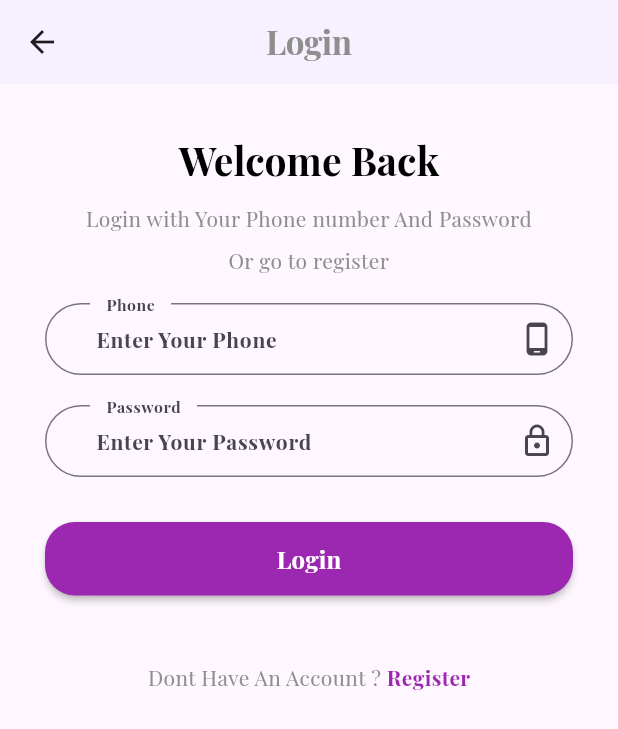
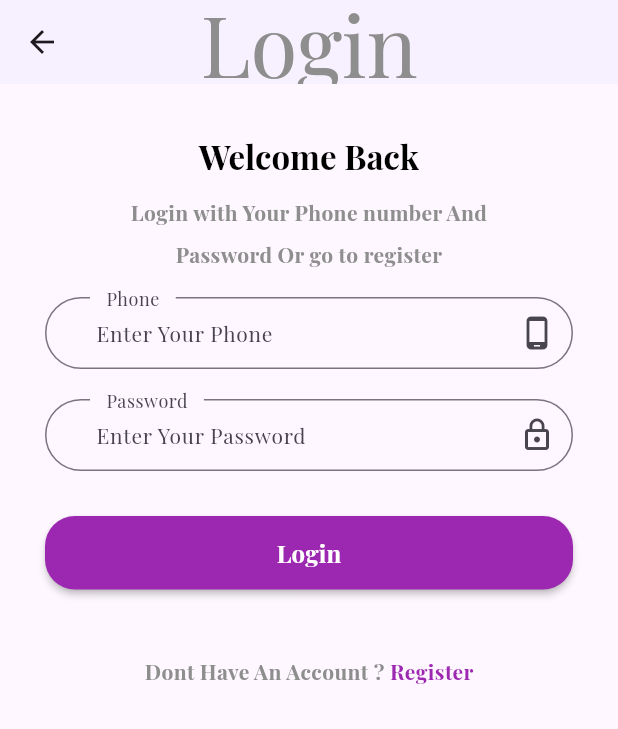
Before and after one commit to osamaaabdalmalik/Consulting-App, a Flutter app: the screen it shows after launch, after a tap on "As Expert", on a phone screen of 412 x 824 dp. Shown: the top 729 px of the screen. Run offline on Flutter 3.47's test engine with Material 3 defaults, Android fonts, the phone set to English and light mode, and no system bars; our stand-ins replace cached_network_image, dartz, flutter_rating_bar, get, image_picker, lottie and 2 more; accounts and stored records are empty; network calls fail; project files that could hold a hidden picture were left out.

Commit message:
update theme style that deprecated

```diff
--- a/lib/core/constant/app_themes.dart
+++ b/lib/core/constant/app_themes.dart
@@ -6,31 +6,31 @@ abstract class AppThemes{
   static ThemeData themeEnglish = ThemeData(
     fontFamily: "PlayfairDisplay",
     primarySwatch: AppColors.purple,
-    textTheme: const TextTheme(
-        headline1: TextStyle(
+    textTheme: TextTheme(
+        displayMedium: TextStyle(
             fontWeight: FontWeight.bold, fontSize: 22, color: AppColors.black),
-        headline2: TextStyle(
+        displaySmall: TextStyle(
             fontWeight: FontWeight.bold, fontSize: 26, color: AppColors.black),
-        bodyText1: TextStyle(
+        bodyMedium: TextStyle(
             height: 2,
             color: AppColors.grey,
             fontWeight: FontWeight.bold,
             fontSize: 14),
-        bodyText2: TextStyle(height: 2, color: AppColors.grey, fontSize: 14)),
+        bodySmall: TextStyle(height: 2, color: AppColors.grey, fontSize: 14)),
   );
   static ThemeData themeArabic = ThemeData(
     fontFamily: "Cairo",
     primarySwatch: AppColors.purple,
-    textTheme: const TextTheme(
-        headline1: TextStyle(
+    textTheme: TextTheme(
+        displayMedium: TextStyle(
             fontWeight: FontWeight.bold, fontSize: 22, color: AppColors.black),
-        headline2: TextStyle(
+        displaySmall: TextStyle(
             fontWeight: FontWeight.bold, fontSize: 26, color: AppColors.black),
-        bodyText1: TextStyle(
+        bodyMedium: TextStyle(
             height: 2,
             color: AppColors.grey,
             fontWeight: FontWeight.bold,
             fontSize: 14),
-        bodyText2: TextStyle(height: 2, color: AppColors.grey, fontSize: 14)),
+        bodySmall: TextStyle(height: 2, color: AppColors.grey, fontSize: 14)),
   );
 }
--- a/lib/view/screen/auth/chose_garde_screen.dart
+++ b/lib/view/screen/auth/chose_garde_screen.dart
@@ -24,7 +24,7 @@ class ChoseGardeScreen extends StatelessWidget {
                 height: Get.width / 1.3,
                 fit: BoxFit.fill,
               ),
-              Text(AppTranslationKeys.choseTypeAuthentication.tr, style: Theme.of(context).textTheme.headline1),
+              Text(AppTranslationKeys.choseTypeAuthentication.tr, style: Theme.of(context).textTheme.displayLarge),
               Row(
                 mainAxisAlignment: MainAxisAlignment.spaceEvenly,
                 children: [
--- a/lib/view/screen/auth/login_screen.dart
+++ b/lib/view/screen/auth/login_screen.dart
@@ -26,7 +26,7 @@ class LoginScreen extends StatelessWidget {
         title: Text(AppTranslationKeys.login.tr,
             style: Theme.of(context)
                 .textTheme
-                .headline1!
+                .displayLarge!
                 .copyWith(color: AppColors.grey)),
       ),
       body: GetBuilder<LoginController>(
--- a/lib/view/screen/auth/register_screen.dart
+++ b/lib/view/screen/auth/register_screen.dart
@@ -26,7 +26,7 @@ class RegisterScreen extends StatelessWidget {
         title: Text(AppTranslationKeys.register.tr,
             style: Theme.of(context)
                 .textTheme
-                .headline1!
+                .displayLarge!
                 .copyWith(color: AppColors.grey)),
       ),
       body: GetBuilder<RegisterController>(
--- a/lib/view/widget/auth/text_body_auth.dart
+++ b/lib/view/widget/auth/text_body_auth.dart
@@ -11,7 +11,7 @@ class TextBodyAuth extends StatelessWidget {
       child: Text(
         text,
         textAlign: TextAlign.center,
-        style: Theme.of(context).textTheme.bodyText2,
+        style: Theme.of(context).textTheme.bodyMedium,
       ),
     );
   }
--- a/lib/view/widget/auth/text_title_auth.dart
+++ b/lib/view/widget/auth/text_title_auth.dart
@@ -9,7 +9,7 @@ class TextTitleAuth extends StatelessWidget {
     return Text(
       text,
       textAlign: TextAlign.center,
-      style: Theme.of(context).textTheme.headline2,
+      style: Theme.of(context).textTheme.displayMedium,
     );
   }
 }
```
